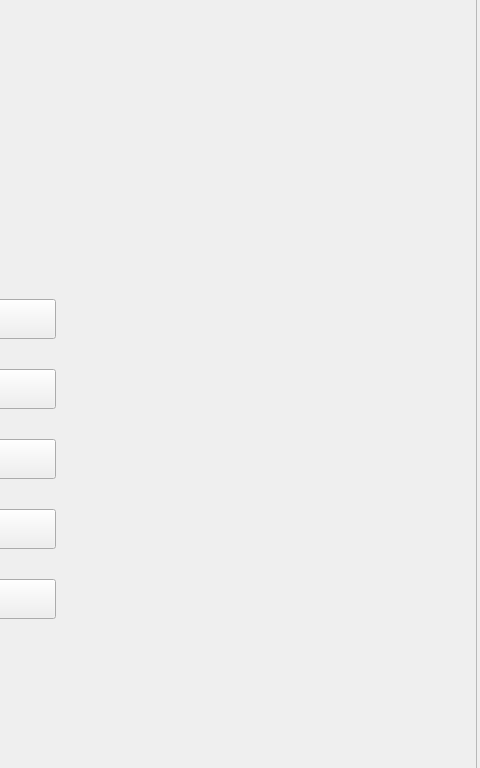
lindexWindy/ds15UI, file Main_window/part_beginMenu.ui: the form before one commit; both pictures show x 544 to 1024 and y 0 to 768 of the 1024 by 768 pixel window.
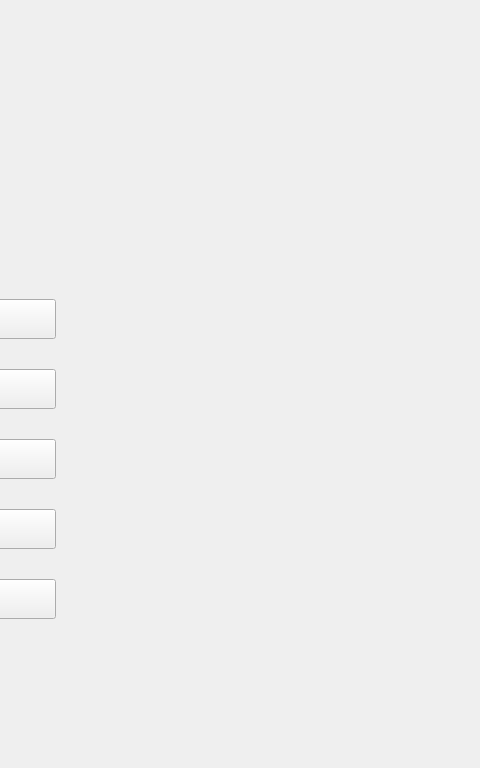
The form after the commit.

What changed in the file:
```diff
--- a/Main_window/part_beginMenu.ui
+++ b/Main_window/part_beginMenu.ui
@@ -18,7 +18,7 @@
     <rect>
      <x>0</x>
      <y>-1</y>
-     <width>1021</width>
+     <width>1031</width>
      <height>771</height>
     </rect>
    </property>
```
